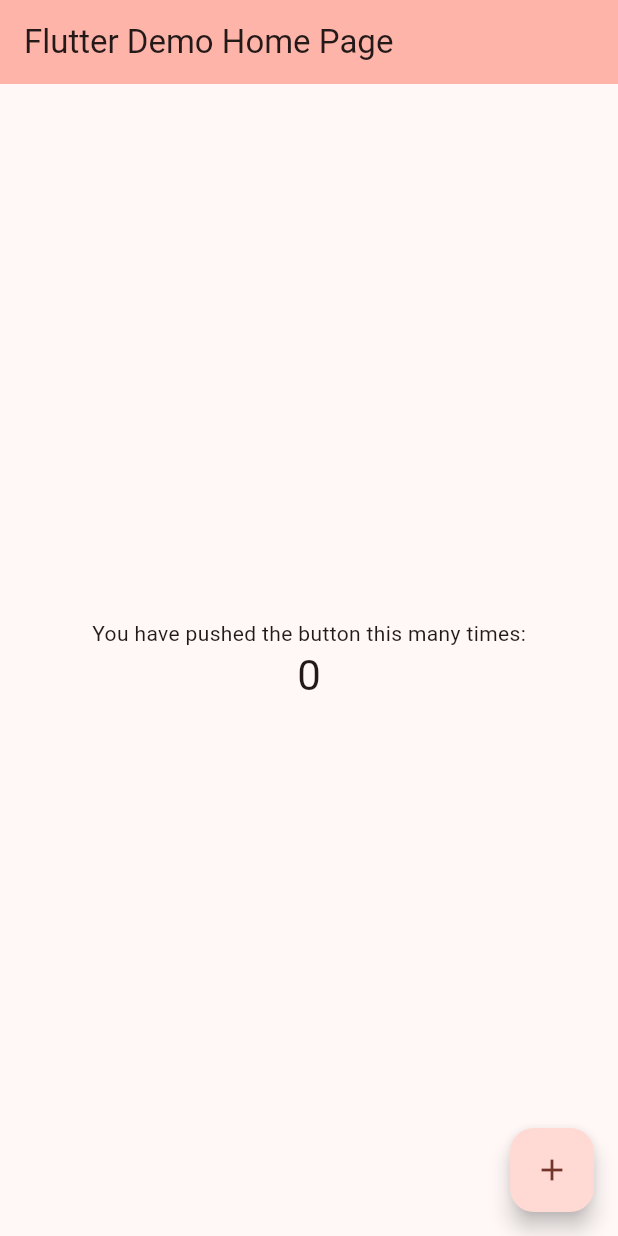
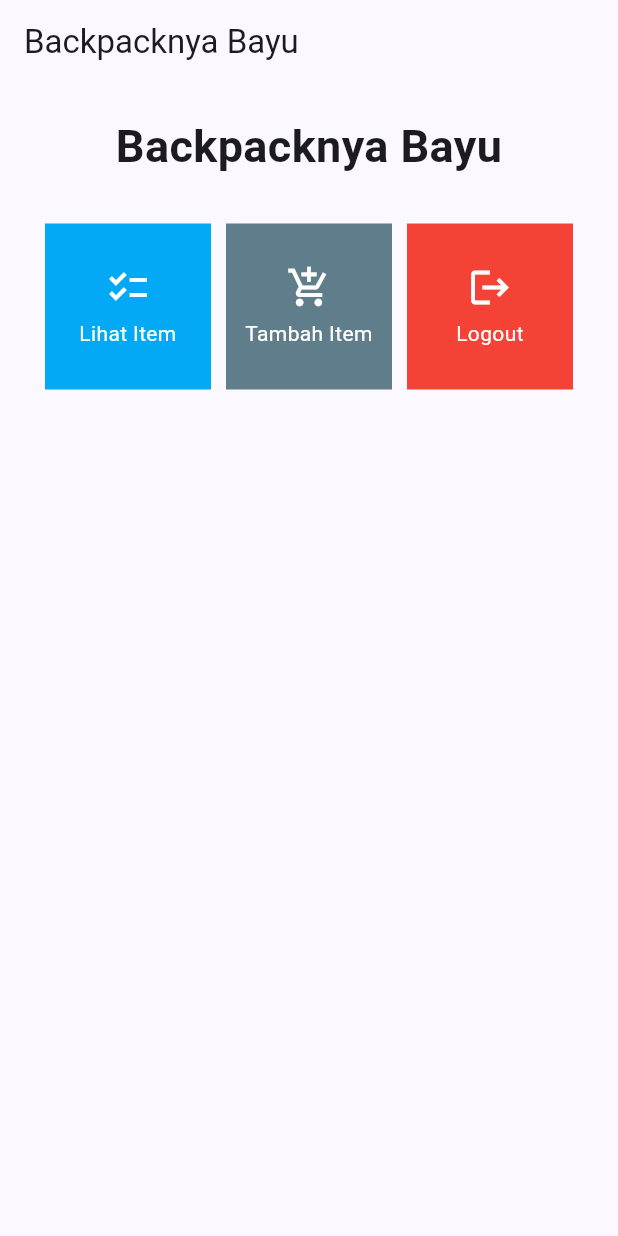
Before and after one commit to GoedangG/BackPacker, a Flutter app: the screen it shows after launch, on a phone screen of 412 x 824 dp. Run offline on Flutter 3.47's test engine with Material 2 defaults, Android fonts, the phone set to English and light mode, and no system bars.

Commit message:
Tugas 7 + Bonus

```diff
--- a/lib/main.dart
+++ b/lib/main.dart
@@ -1,3 +1,4 @@
+import 'package:bayu_inventory/menu.dart';
 import 'package:flutter/material.dart';
 
 void main() {
@@ -28,98 +29,10 @@
         //
         // This works for code too, not just values: Most code changes can be
         // tested with just a hot reload.
-        colorScheme: ColorScheme.fromSeed(seedColor: Colors.red),
+        colorScheme: ColorScheme.fromSeed(seedColor: Colors.indigo),
         useMaterial3: true,
       ),
-      home: const MyHomePage(title: 'Flutter Demo Home Page'),
+      home: MyHomePage(),
     );
   }
 }
-
-class MyHomePage extends StatefulWidget {
-  const MyHomePage({super.key, required this.title});
-
-  // This widget is the home page of your application. It is stateful, meaning
-  // that it has a State object (defined below) that contains fields that affect
-  // how it looks.
-
-  // This class is the configuration for the state. It holds the values (in this
-  // case the title) provided by the parent (in this case the App widget) and
-  // used by the build method of the State. Fields in a Widget subclass are
-  // always marked "final".
-
-  final String title;
-
-  @override
-  State<MyHomePage> createState() => _MyHomePageState();
-}
-
-class _MyHomePageState extends State<MyHomePage> {
-  int _counter = 0;
-
-  void _incrementCounter() {
-    setState(() {
-      // This call to setState tells the Flutter framework that something has
-      // changed in this State, which causes it to rerun the build method below
-      // so that the display can reflect the updated values. If we changed
-      // _counter without calling setState(), then the build method would not be
-      // called again, and so nothing would appear to happen.
-      _counter++;
-    });
-  }
-
-  @override
-  Widget build(BuildContext context) {
-    // This method is rerun every time setState is called, for instance as done
-    // by the _incrementCounter method above.
-    //
-    // The Flutter framework has been optimized to make rerunning build methods
-    // fast, so that you can just rebuild anything that needs updating rather
-    // than having to individually change instances of widgets.
-    return Scaffold(
-      appBar: AppBar(
-        // TRY THIS: Try changing the color here to a specific color (to
-        // Colors.amber, perhaps?) and trigger a hot reload to see the AppBar
-        // change color while the other colors stay the same.
-        backgroundColor: Theme.of(context).colorScheme.inversePrimary,
-        // Here we take the value from the MyHomePage object that was created by
-        // the App.build method, and use it to set our appbar title.
-        title: Text(widget.title),
-      ),
-      body: Center(
-        // Center is a layout widget. It takes a single child and positions it
-        // in the middle of the parent.
-        child: Column(
-          // Column is also a layout widget. It takes a list of children and
-          // arranges them vertically. By default, it sizes itself to fit its
-          // children horizontally, and tries to be as tall as its parent.
-          //
-          // Column has various properties to control how it sizes itself and
-          // how it positions its children. Here we use mainAxisAlignment to
-          // center the children vertically; the main axis here is the vertical
-          // axis because Columns are vertical (the cross axis would be
-          // horizontal).
-          //
-          // TRY THIS: Invoke "debug painting" (choose the "Toggle Debug Paint"
-          // action in the IDE, or press "p" in the console), to see the
-          // wireframe for each widget.
-          mainAxisAlignment: MainAxisAlignment.center,
-          children: <Widget>[
-            const Text(
-              'You have pushed the button this many times:',
-            ),
-            Text(
-              '$_counter',
-              style: Theme.of(context).textTheme.headlineMedium,
-            ),
-          ],
-        ),
-      ),
-      floatingActionButton: FloatingActionButton(
-        onPressed: _incrementCounter,
-        tooltip: 'Increment',
-        child: const Icon(Icons.add),
-      ), // This trailing comma makes auto-formatting nicer for build methods.
-    );
-  }
-}
--- /dev/null
+++ b/lib/menu.dart
@@ -0,0 +1,121 @@
+import 'package:flutter/material.dart';
+
+class MyHomePage extends StatelessWidget {
+  MyHomePage({Key? key}) : super(key: key);
+
+  final List<ShopItem> items = [
+    ShopItem("Lihat Item", Icons.checklist, Colors.lightBlue),
+    ShopItem("Tambah Item", Icons.add_shopping_cart, Colors.blueGrey),
+    ShopItem("Logout", Icons.logout, Colors.red),
+  ];
+
+  // This widget is the home page of your application. It is stateful, meaning
+  // that it has a State object (defined below) that contains fields that affect
+  // how it looks.
+
+  // This class is the configuration for the state. It holds the values (in this
+  // case the title) provided by the parent (in this case the App widget) and
+  // used by the build method of the State. Fields in a Widget subclass are
+  // always marked "final".
+
+  @override
+  Widget build(BuildContext context) {
+    return Scaffold(
+      appBar: AppBar(
+        title: const Text(
+          'Backpacknya Bayu',
+        ),
+      ),
+      body: SingleChildScrollView(
+        // Widget wrapper yang dapat discroll
+        child: Padding(
+          padding: const EdgeInsets.all(10.0), // Set padding dari halaman
+          child: Column(
+            // Widget untuk menampilkan children secara vertikal
+            children: <Widget>[
+              const Padding(
+                padding: EdgeInsets.only(top: 10.0, bottom: 10.0),
+                // Widget Text untuk menampilkan tulisan dengan alignment center dan style yang sesuai
+                child: Text(
+                  'Backpacknya Bayu', // Text yang menandakan Inventory
+                  textAlign: TextAlign.center,
+                  style: TextStyle(
+                    fontSize: 30,
+                    fontWeight: FontWeight.bold,
+                  ),
+                ),
+              ),
+              // Grid layout
+              GridView.count(
+                // Container pada card kita.
+                primary: true,
+                padding: const EdgeInsets.all(20),
+                crossAxisSpacing: 10,
+                mainAxisSpacing: 10,
+                crossAxisCount: 3,
+                shrinkWrap: true,
+                children: items.map((ShopItem item) {
+                  // Iterasi untuk setiap item
+                  return ShopCard(item);
+                }).toList(),
+              ),
+            ],
+          ),
+        ),
+      ),
+    );
+  }
+}
+
+class ShopItem {
+  final String name;
+  final IconData icon;
+  final Color color;
+
+  ShopItem(this.name, this.icon, this.color);
+}
+
+class ShopCard extends StatelessWidget {
+  final ShopItem item;
+
+  const ShopCard(this.item, {super.key}); // Constructor
+
+  @override
+  Widget build(BuildContext context) {
+    return Material(
+      color: item.color,
+      child: InkWell(
+        // Area responsive terhadap sentuhan
+        onTap: () {
+          // Memunculkan SnackBar ketika diklik
+          ScaffoldMessenger.of(context)
+            ..hideCurrentSnackBar()
+            ..showSnackBar(SnackBar(
+                content: Text("Kamu telah menekan tombol ${item.name}!")));
+        },
+        child: Container(
+          // Container untuk menyimpan Icon dan Text
+          padding: const EdgeInsets.all(8),
+          child: Center(
+            child: Column(
+              mainAxisAlignment: MainAxisAlignment.center,
+              children: [
+                Icon(
+                  item.icon,
+                  color: Colors.white,
+                  size: 30.0,
+                ),
+                const Padding(padding: EdgeInsets.all(3)),
+                Text(
+                  item.name,
+                  textAlign: TextAlign.center,
+                  style: const TextStyle(color: Colors.white),
+                ),
+              ],
+            ),
+          ),
+        ),
+      ),
+    );
+  }
+}
```
Also changed, not shown: 1 other file.
